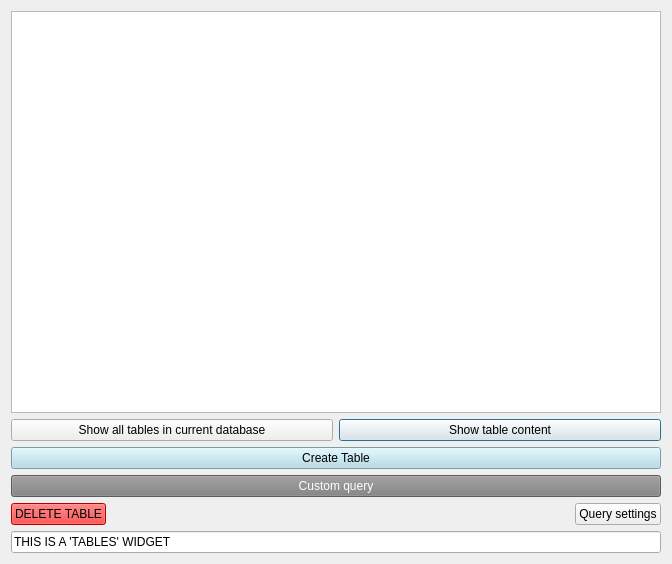
Old version of the form tables.ui in the repository TiReks33/adb-explorer.
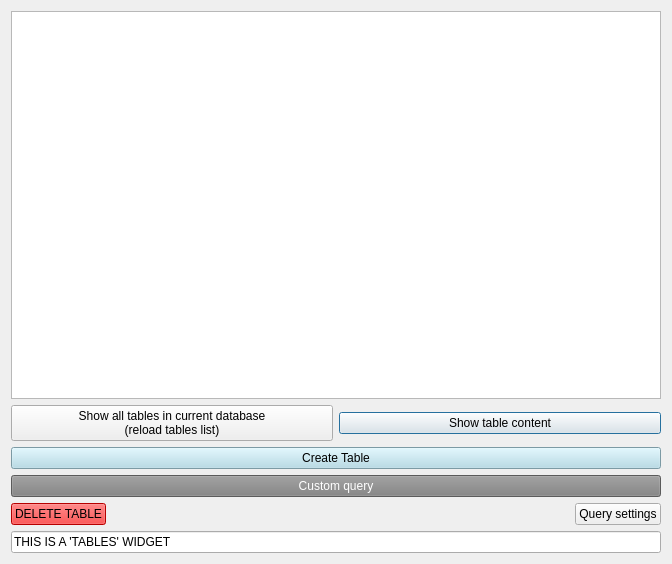
New version of the form.

Commit message: create_table_constructor.cpp bug fixes; before insert turple constructor creation;

Diff of the .ui file:
```diff
--- a/tables.ui
+++ b/tables.ui
@@ -22,7 +22,8 @@
      <item>
       <widget class="QPushButton" name="showDB_button">
        <property name="text">
-        <string>Show all tables in current database</string>
+        <string>Show all tables in current database
+(reload tables list)</string>
        </property>
       </widget>
      </item>
```
The commit also changes 9 other files.
